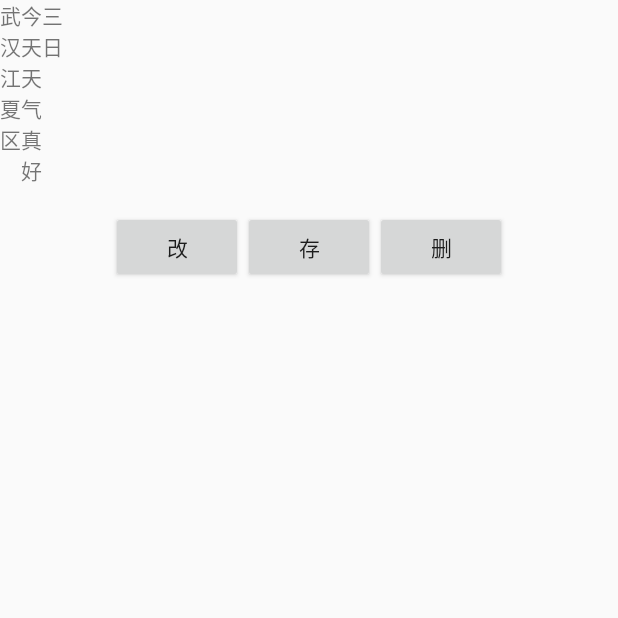
After one commit to gougouccnu/tinyNote, an Android app: the EditNoteActivity screen opened directly, with no data from a screen before it, on a phone screen of 412 x 824 dp, the top half of it. The commit adds this screen. Run offline under Robolectric (Android 15) with nearby library versions, the phone set to English and light mode, and no system bars.

Commit message:
second commit

```diff
--- a/app/src/main/AndroidManifest.xml
+++ b/app/src/main/AndroidManifest.xml
@@ -18,7 +18,8 @@
         </activity>
         <activity android:name=".WriteNoteActivity" >
         </activity>
-
+        <activity android:name=".EditNoteActivity" >
+        </activity>
     </application>
 
 </manifest>
--- /dev/null
+++ b/app/src/main/java/com/mycompany/tinynote/EditNoteActivity.java
@@ -0,0 +1,56 @@
+package com.mycompany.tinynote;
+
+import android.app.Activity;
+import android.content.Intent;
+import android.os.Bundle;
+import android.view.View;
+import android.widget.Button;
+
+/**
+ * Created by lishaowei on 15/10/5.
+ */
+public class EditNoteActivity extends Activity {
+
+    private Button buttonModify;
+    private Button buttonSave;
+    private Button buttonDelete;
+    private TextViewVertical noteEditLocation;
+    private TextViewVertical noteEditContent;
+    private TextViewVertical noteEditTitle;
+
+    @Override
+    protected void onCreate(Bundle savedInstanceState) {
+        super.onCreate(savedInstanceState);
+        setContentView(R.layout.edit_note);
+
+        // 查询数据库得到日记项目 TO DO
+
+        // 修改按钮
+        buttonModify = (Button) findViewById(R.id.edit);
+        buttonModify.setOnClickListener(new View.OnClickListener() {
+            @Override
+            public void onClick(View v) {
+                Intent intent = new Intent(EditNoteActivity.this, WriteNoteActivity.class);
+                startActivity(intent);
+            }
+        });
+        // 保持日记按钮
+        buttonSave = (Button) findViewById(R.id.save);
+        buttonSave.setOnClickListener(new View.OnClickListener() {
+            @Override
+            public void onClick(View v) {
+
+            }
+        });
+        // 删除日记按钮
+        buttonDelete = (Button) findViewById(R.id.delete);
+        buttonDelete.setOnClickListener(new View.OnClickListener() {
+            @Override
+            public void onClick(View v) {
+
+            }
+        });
+
+
+    }
+}
--- /dev/null
+++ b/app/src/main/res/layout/edit_note.xml
@@ -0,0 +1,56 @@
+<?xml version="1.0" encoding="utf-8"?>
+<LinearLayout xmlns:android="http://schemas.android.com/apk/res/android"
+    android:orientation="vertical"
+    android:layout_width="match_parent"
+    android:layout_height="match_parent">
+
+    <LinearLayout
+        android:orientation="horizontal"
+        android:layout_width="match_parent"
+        android:layout_height="wrap_content">
+
+        <com.mycompany.tinynote.TextViewVertical
+            android:id="@+id/note_edit_location"
+            android:text="武汉江夏区"
+            android:layout_width="wrap_content"
+            android:layout_height="wrap_content" />
+        <com.mycompany.tinynote.TextViewVertical
+            android:id="@+id/note_edit_content"
+            android:text="今天天气真好"
+            android:layout_width="wrap_content"
+            android:layout_height="wrap_content" />
+        <com.mycompany.tinynote.TextViewVertical
+            android:id="@+id/note_edit_title"
+            android:text="三日"
+            android:layout_width="wrap_content"
+            android:layout_height="wrap_content" />
+
+    </LinearLayout>
+
+    <LinearLayout
+        android:orientation="horizontal"
+        android:layout_width="wrap_content"
+        android:layout_height="wrap_content"
+        android:gravity="center_horizontal"
+        android:layout_gravity="center_horizontal">
+
+        <Button
+            android:id="@+id/edit"
+            android:text="改"
+            android:layout_width="wrap_content"
+            android:layout_height="wrap_content" />
+        <Button
+            android:id="@+id/save"
+            android:text="存"
+            android:layout_width="wrap_content"
+            android:layout_height="wrap_content" />
+        <Button
+            android:id="@+id/delete"
+            android:text="删"
+            android:layout_width="wrap_content"
+            android:layout_height="wrap_content" />
+
+    </LinearLayout>
+
+
+</LinearLayout>
--- a/app/src/main/res/layout/note_item.xml
+++ b/app/src/main/res/layout/note_item.xml
@@ -2,7 +2,7 @@
 <LinearLayout xmlns:android="http://schemas.android.com/apk/res/android"
     android:layout_width="match_parent"
     android:layout_height="match_parent"
-    android:orientation="horizontal">
+    android:orientation="vertical">
 
     <com.mycompany.tinynote.TextViewVertical
         android:id="@+id/note_item"
--- a/app/src/main/res/values/strings.xml
+++ b/app/src/main/res/values/strings.xml
@@ -1,6 +1,6 @@
 <resources>
     <string name="app_name">TinyNote</string>
-
+    <string name="action_settings">action_settings</string>
     <string name="note_title_value">Day 2</string>
     <string name="note_location_value">At WuHan</string>
 </resources>
```
Also changed, not shown: app/src/main/java/com/mycompany/tinynote/HVListView.java (added, +115 -0 lines), app/src/main/java/com/mycompany/tinynote/MainActivity.java (+10 -0 lines).
